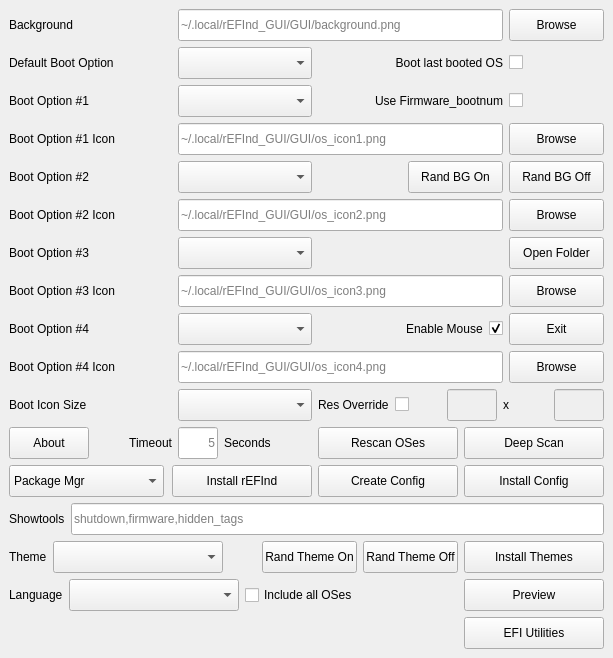
The window that GUI/src/mainwindow.ui (jlobue10/rEFInd_GUI) describes before a commit, drawn with Qt 5.
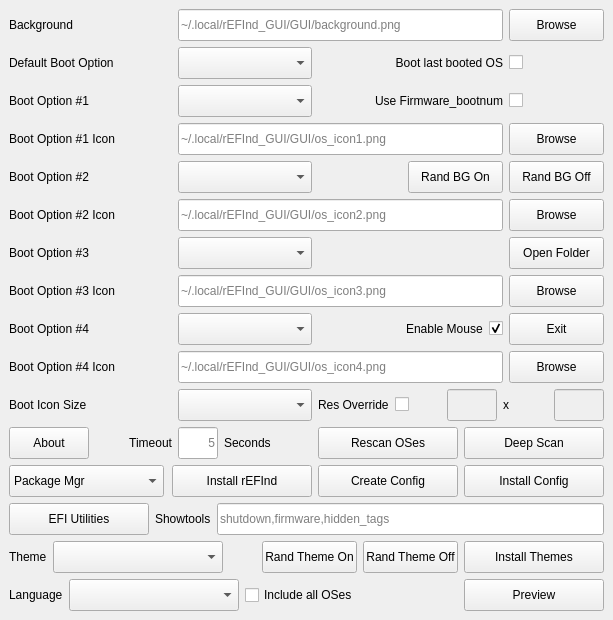
The same window after the commit. Icons and pictures are not drawn.

Commit message: Put EFI Utilities in the Showtools row and regenerate translations

The edit to the form file:
```diff
--- a/GUI/src/mainwindow.ui
+++ b/GUI/src/mainwindow.ui
@@ -7,7 +7,7 @@
     <x>0</x>
     <y>0</y>
     <width>613</width>
-    <height>598</height>
+    <height>558</height>
    </rect>
   </property>
   <property name="windowTitle">
@@ -937,6 +937,28 @@
      </item>
      <item row="13" column="0" colspan="7">
       <layout class="QHBoxLayout" name="showtoolsRowLayout">
+       <item>
+        <widget class="QPushButton" name="Efi_Utilities_pushButton">
+         <property name="minimumSize">
+          <size>
+           <width>140</width>
+           <height>32</height>
+          </size>
+         </property>
+         <property name="maximumSize">
+          <size>
+           <width>16777215</width>
+           <height>32</height>
+          </size>
+         </property>
+         <property name="toolTip">
+          <string>Install, update, or remove a managed EFI tool such as netboot.xyz, the UEFI shell, or Memtest86+</string>
+         </property>
+         <property name="text">
+          <string>EFI Utilities</string>
+         </property>
+        </widget>
+       </item>
        <item>
         <widget class="QLabel" name="Showtools_label">
          <property name="text">
@@ -1220,45 +1242,6 @@
        </property>
       </widget>
      </item>
-     <item row="16" column="0" colspan="7">
-      <layout class="QHBoxLayout" name="efiUtilitiesRowLayout">
-       <item>
-        <spacer name="efiUtilitiesSpacer">
-         <property name="orientation">
-          <enum>Qt::Orientation::Horizontal</enum>
-         </property>
-         <property name="sizeHint" stdset="0">
-          <size>
-           <width>40</width>
-           <height>20</height>
-          </size>
-         </property>
-        </spacer>
-       </item>
-       <item>
-        <widget class="QPushButton" name="Efi_Utilities_pushButton">
-         <property name="minimumSize">
-          <size>
-           <width>140</width>
-           <height>32</height>
-          </size>
-         </property>
-         <property name="maximumSize">
-          <size>
-           <width>16777215</width>
-           <height>32</height>
-          </size>
-         </property>
-         <property name="toolTip">
-          <string>Install, update, or remove a managed EFI tool such as netboot.xyz, the UEFI shell, or Memtest86+</string>
-         </property>
-         <property name="text">
-          <string>EFI Utilities</string>
-         </property>
-        </widget>
-       </item>
-      </layout>
-     </item>
     </layout>
   </widget>
  </widget>
```
The commit also changes 21 other files.
